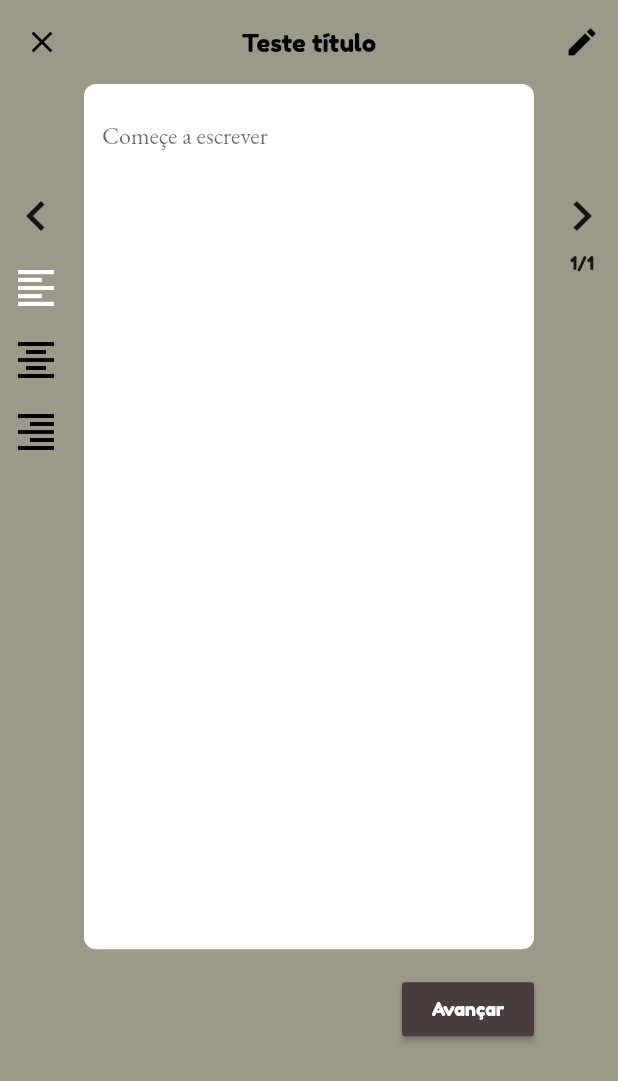
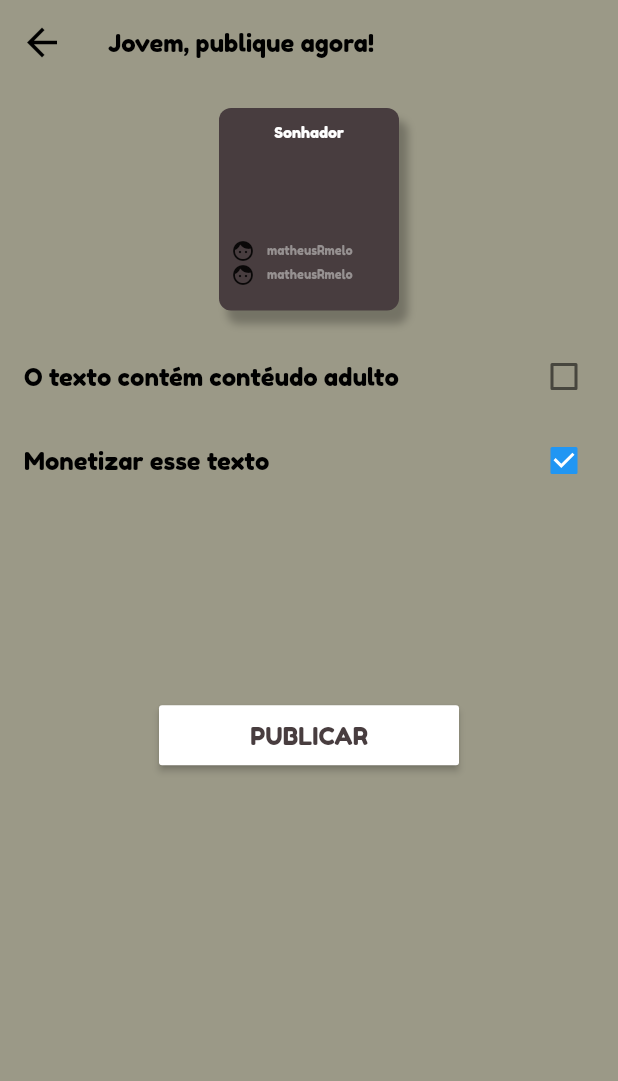
Before and after one commit to MatheusRmelo/sonhador, a Flutter app: the WriterPage screen opened by its route, after a tap on "Avançar", on a phone screen of 412 x 824 dp. Shown: the top 1081 px of the screen. Run offline on Flutter 3.47's test engine with Material 2 defaults, Android fonts, the phone set to English and light mode, and no system bars; our stand-ins replace cloud_firestore, firebase_core; accounts and stored records are empty; statements that could not run were skipped.

Commit message:
Adicionado fonte na tela search, tela de publicacao feita com checkbox funcionando, faltando apenas pegar os dados corretamente e salvar como publicado no firestore

```diff
--- a/lib/main.dart
+++ b/lib/main.dart
@@ -8,6 +8,7 @@ import './models/writerdata.dart';
 import 'pages/home.dart';
 import 'pages/writer.dart';
 import 'pages/search.dart';
+import 'pages/publish.dart';
 
 void main() async {
   WidgetsFlutterBinding.ensureInitialized();
@@ -28,6 +29,7 @@ class App extends StatelessWidget {
       '/home': (context) => HomePage(),
       '/writer': (context) => WriterPage(),
       '/search': (context) => SearchPage(),
+      '/publish': (context) => PublishPage(),
     });
   }
 }
--- /dev/null
+++ b/lib/pages/publish.dart
@@ -0,0 +1,84 @@
+import 'package:flutter/material.dart';
+import 'package:provider/provider.dart';
+
+import '../models/writerdata.dart';
+import '../partials/customappbar.dart';
+import '../partials/textbox.dart';
+
+class PublishPage extends StatefulWidget {
+  @override
+  _PublishPage createState() => _PublishPage();
+}
+
+class _PublishPage extends State<PublishPage> {
+  bool _isChecked18 = false;
+  bool _isCheckedAds = true;
+
+  @override
+  Widget build(BuildContext context) {
+    double heightDevice = MediaQuery.of(context).size.height;
+    TextStyle smallText =
+        TextStyle(fontFamily: 'Fredoka One', fontSize: 16, color: Colors.black);
+    return Consumer<WriterData>(
+        builder: (ctx, writerdata, child) => Scaffold(
+              backgroundColor: Color(0xFF9B9987),
+              appBar: CustomAppBar(
+                  pageContext: context, title: 'Jovem, publique agora!'),
+              body: Center(
+                child: Column(
+                  children: [
+                    TextBox(
+                      textId: '0gpwENULwWV85HN4yhdt',
+                      title: 'Sonhador',
+                      height: 135,
+                      width: 120,
+                      credit: true,
+                      social: 'matheusRmelo',
+                    ),
+                    Container(
+                      height: heightDevice * 0.3,
+                      child: Column(children: [
+                        CheckboxListTile(
+                          title: Text('O texto contém contéudo adulto',
+                              style: smallText),
+                          value: _isChecked18,
+                          onChanged: (val) {
+                            setState(() {
+                              _isChecked18 = val;
+                            });
+                          },
+                        ),
+                        CheckboxListTile(
+                          title: Text(
+                            'Monetizar esse texto',
+                            style: smallText,
+                          ),
+                          value: _isCheckedAds,
+                          onChanged: (val) {
+                            setState(() {
+                              _isCheckedAds = val;
+                            });
+                          },
+                        )
+                      ]),
+                    ),
+                    Container(
+                      width: 200,
+                      height: 40,
+                      child: RaisedButton(
+                          color: Colors.white,
+                          onPressed: () {
+                            Navigator.pushNamed(context, '/search');
+                          },
+                          child: Text('PUBLICAR',
+                              style: TextStyle(
+                                  fontFamily: 'Fredoka One',
+                                  fontSize: 16,
+                                  color: Color(0xFF483D3F)))),
+                    ),
+                  ],
+                ),
+              ),
+            ));
+  }
+}
--- a/lib/pages/search.dart
+++ b/lib/pages/search.dart
@@ -58,6 +58,7 @@ class _SearchPage extends State<SearchPage> {
                     borderRadius: BorderRadius.circular(8)),
                 margin: EdgeInsets.all(16),
                 child: TextFormField(
+                  style: TextStyle(fontFamily: 'Fredoka One', fontSize: 12),
                   decoration: InputDecoration(
                       hintText: 'Digite o nome do seu texto',
                       border: OutlineInputBorder(
--- a/lib/pages/writer.dart
+++ b/lib/pages/writer.dart
@@ -213,7 +213,7 @@ class _WriterPage extends State<WriterPage> {
                               RaisedButton(
                                 color: Color(0xFF483D3F),
                                 onPressed: () {
-                                  saveText(title);
+                                  Navigator.pushNamed(context, '/publish');
                                 },
                                 child: Text(
                                   'Avançar',
--- a/lib/partials/textbox.dart
+++ b/lib/partials/textbox.dart
@@ -1,11 +1,25 @@
 import 'package:flutter/material.dart';
 
 class TextBox extends StatelessWidget {
-  TextBox({@required this.textId, @required this.title, this.onTap});
+  TextBox(
+      {@required this.textId,
+      @required this.title,
+      this.onTap,
+      this.credit = false,
+      this.social,
+      this.width = 90,
+      this.height = 100});
 
   final String textId;
   final String title;
   final Function onTap;
+  final bool credit;
+  final String social;
+  final double width;
+  final double height;
+
+  TextStyle smallText = TextStyle(
+      color: Color(0xFF969191), fontSize: 8, fontFamily: 'Fredoka One');
 
   @override
   Widget build(BuildContext context) {
@@ -18,8 +32,8 @@ class TextBox extends StatelessWidget {
         child: Stack(
           children: [
             Container(
-              width: 90,
-              height: 100,
+              width: width,
+              height: height,
               decoration: BoxDecoration(
                   borderRadius: BorderRadius.circular(8),
                   color: Color(0xFF483D3F),
@@ -46,15 +60,41 @@ class TextBox extends StatelessWidget {
             ),
             Positioned(
               left: 8,
-              right: 0,
+              right: 8,
               bottom: 16,
-              child: Text(
-                title,
-                style: TextStyle(
-                    color: Color(0xFF969191),
-                    fontSize: 8,
-                    fontFamily: 'Fredoka One'),
-              ),
+              child: credit
+                  ? Column(
+                      children: [
+                        Row(
+                          children: [
+                            Icon(
+                              Icons.face,
+                              size: 16,
+                            ),
+                            Container(
+                              margin: EdgeInsets.only(left: 8),
+                              child: Text(
+                                social,
+                                style: smallText,
+                              ),
+                            )
+                          ],
+                        ),
+                        Row(
+                          children: [
+                            Icon(Icons.face, size: 16),
+                            Container(
+                              margin: EdgeInsets.only(left: 8),
+                              child: Text(
+                                social,
+                                style: smallText,
+                              ),
+                            )
+                          ],
+                        )
+                      ],
+                    )
+                  : Text(title, style: smallText),
             )
           ],
         ),
```
Also changed, not shown: 1 other file.
